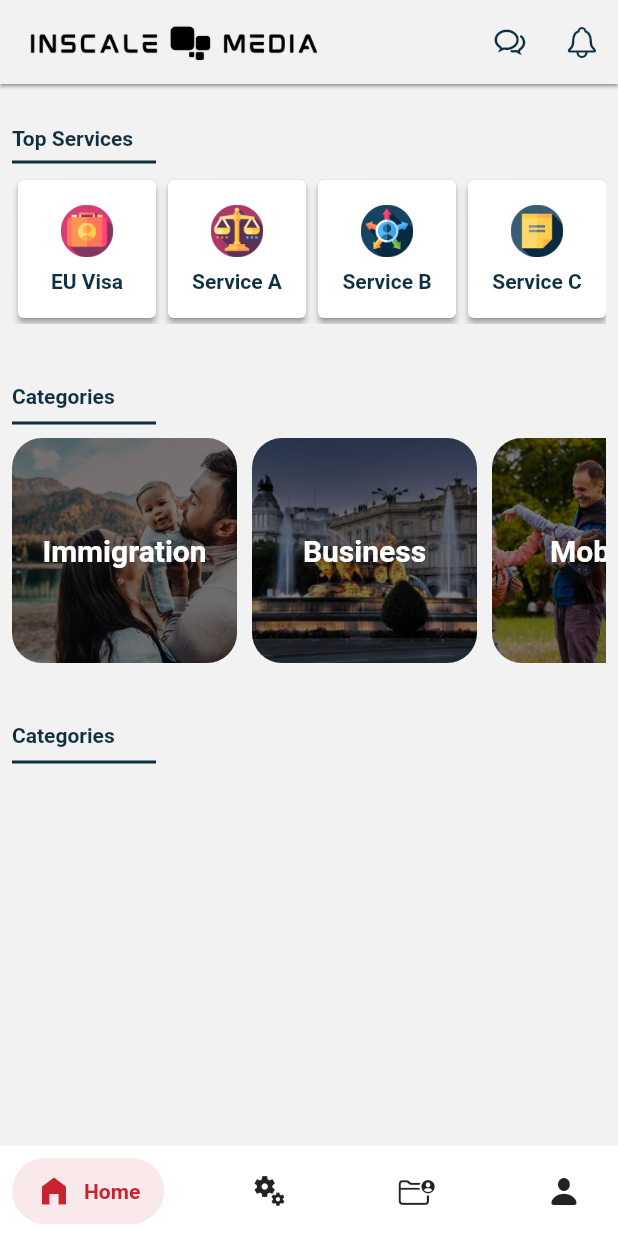
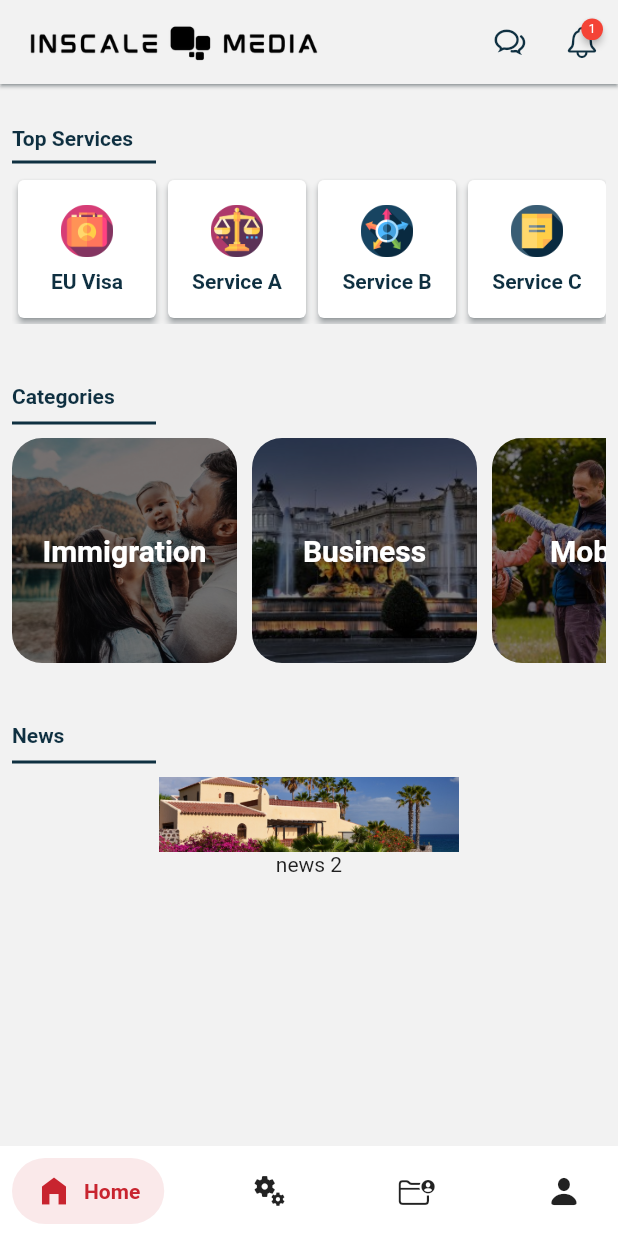
Before and after one commit to bobcop88/law-client-app, a Flutter app: the screen it shows once a user with an empty profile is signed in, on a phone screen of 412 x 824 dp. Run offline on Flutter 3.47's test engine with Material 2 defaults, Android fonts, the phone set to English and light mode, and no system bars; drawn by our look-alikes of badges, salomon_bottom_bar; our stand-ins replace cloud_firestore, email_validator, firebase_auth, firebase_core, firebase_storage, flutter_native_splash and 1 more; accounts and stored records are empty; generated files the repository leaves out were written again.

Commit message:
client-app

```diff
--- a/lib/pages/app_pages/chat/chat_main_page.dart
+++ b/lib/pages/app_pages/chat/chat_main_page.dart
@@ -201,8 +201,8 @@ class _ChatPageState extends State<ChatPage> {
 
   void sendMessage() async {
     FocusScope.of(context).unfocus();
-    await DatabaseChat()
-        .startChat(widget.id, 'first', _messageController.text.trim());
+    await DatabaseChat().startChat(widget.id, 'rVu8FOvKC3aoBcOiq4FKinZY42p1',
+        _messageController.text.trim());
     _messageController.clear();
   }
 }
--- a/lib/pages/app_pages/home_first.dart
+++ b/lib/pages/app_pages/home_first.dart
@@ -291,7 +291,7 @@ class _HomeFirstState extends State<HomeFirst> {
           Row(
             children: const [
               Text(
-                'Categories',
+                'News',
                 style: TextStyle(
                     color: Color.fromRGBO(15, 48, 65, 1),
                     fontWeight: FontWeight.bold),
@@ -304,6 +304,32 @@ class _HomeFirstState extends State<HomeFirst> {
             endIndent: 300,
             height: 20.0,
           ),
+          SingleChildScrollView(
+            scrollDirection: Axis.horizontal,
+            child: Row(
+              children: [
+                Container(
+                  // decoration: BoxDecoration(
+                  //   image: DecorationImage(
+                  //       image: AssetImage('assets/images/news_1.jpeg')),
+                  // ),
+                  width: 200,
+                  height: 100,
+                  child: Column(
+                    children: [
+                      Image.asset(
+                        'assets/images/news_1.jpeg',
+                        height: 50,
+                        width: 200,
+                        fit: BoxFit.cover,
+                      ),
+                      Text('news 2'),
+                    ],
+                  ),
+                ),
+              ],
+            ),
+          ),
         ],
       ),
     );
--- a/lib/pages/homepage/home_page.dart
+++ b/lib/pages/homepage/home_page.dart
@@ -1,9 +1,14 @@
+import 'dart:async';
+
+import 'package:badges/badges.dart';
+import 'package:cloud_firestore/cloud_firestore.dart';
 import 'package:firebase_auth/firebase_auth.dart';
 import 'package:flutter/cupertino.dart';
 import 'package:flutter/material.dart';
 import 'package:new_client_app/pages/app_pages/chat/chat_main_page.dart';
 import 'package:new_client_app/pages/app_pages/home_first.dart';
 import 'package:new_client_app/pages/app_pages/my_services_page.dart';
+import 'package:new_client_app/pages/app_pages/notifications/notifications_page.dart';
 import 'package:new_client_app/pages/app_pages/profile_page.dart';
 import 'package:new_client_app/pages/app_pages/services_page.dart';
 import 'package:salomon_bottom_bar/salomon_bottom_bar.dart';
@@ -19,6 +24,17 @@ class _HomePageState extends State<HomePage> {
   int _selectedIndex = 0;
   final PageController menuController = PageController();
   final userId = FirebaseAuth.instance.currentUser!.uid;
+  bool showNewChatMessage = false;
+  Timer? timer;
+
+  @override
+  void initState() {
+    super.initState();
+    timer = Timer.periodic(
+      const Duration(seconds: 10),
+      (_) => checkNewChat(),
+    );
+  }
 
   void pageChanged(int index) {
     setState(() {
@@ -30,6 +46,12 @@ class _HomePageState extends State<HomePage> {
     setState(() {
       _selectedIndex = index;
     });
+  }
+
+  @override
+  void dispose() {
+    timer?.cancel();
+    super.dispose();
   }
 
   @override
@@ -49,22 +71,38 @@ class _HomePageState extends State<HomePage> {
           ],
         ),
         actions: [
-          IconButton(
+          Badge(
+            badgeContent: const Text(
+              '1',
+              style: TextStyle(fontSize: 8, color: Colors.white),
+            ),
+            position: BadgePosition.topEnd(top: 10, end: 10),
+            showBadge: showNewChatMessage ? true : false,
+            child: IconButton(
               icon: const Icon(CupertinoIcons.chat_bubble_2),
               color: const Color.fromRGBO(15, 48, 65, 1),
               onPressed: () {
+                updateLastMessage();
                 Navigator.of(context).push(MaterialPageRoute(
                     builder: (context) => ChatPage(id: userId)));
+                checkNewChat();
               },
             ),
-          IconButton(
+          ),
+          Badge(
+            badgeContent: const Text(
+              '1',
+              style: TextStyle(fontSize: 8, color: Colors.white),
+            ),
+            position: BadgePosition.topEnd(top: 10, end: 10),
+            child: IconButton(
               icon: const Icon(CupertinoIcons.bell),
               color: const Color.fromRGBO(15, 48, 65, 1),
-            tooltip: 'pressed',
               onPressed: () {
-              print('pressed');
-              Text('test');
+                Navigator.of(context).push(MaterialPageRoute(
+                    builder: (context) => NotificationsPage()));
               },
+            ),
           ),
         ],
       ),
@@ -138,52 +176,33 @@ class _HomePageState extends State<HomePage> {
             _onItemTapped(_selectedIndex);
             menuController.jumpToPage(_selectedIndex);
           },
-          // backgroundColor: Colors.white,
-          // selectedItemColor: Color.fromRGBO(253, 69, 77, 1),
-          // selectedIconTheme: IconThemeData(
-          //   color: Color.fromRGBO(253, 69, 77, 1),
-          // ),
-          // showUnselectedLabels: false,
         ),
       ),
     );
   }
+
+  void checkNewChat() {
+    FirebaseFirestore.instance
+        .collection('chats')
+        .doc(userId)
+        .get()
+        .then((value) {
+      if (value.data()!['isRead'] == false) {
+        setState(() {
+          showNewChatMessage = true;
+        });
+      } else {
+        setState(() {
+          showNewChatMessage = false;
+        });
+      }
+    });
   }
 
-// BoxDecoration(
-//           border: Border(top: BorderSide(color: Colors.grey)),
-//         ),
-//         child: BottomNavigationBar(
-//           // height: 60.0,
-//           items: const [
-//             BottomNavigationBarItem(
-//               icon: Icon(
-//                 Icons.home_filled,
-//               ),
-//               label: 'Home',
-//             ),
-//             BottomNavigationBarItem(
-//               icon: Icon(
-//                 Icons.miscellaneous_services_outlined,
-//               ),
-//               label: 'Services',
-//             ),
-//             BottomNavigationBarItem(
-//               icon: Icon(
-//                 Icons.contact_support_outlined,
-//               ),
-//               label: 'Contact',
-//             ),
-//           ],
-//           currentIndex: _selectedIndex,
-//           onTap: (_selectedIndex) {
-//             _onItemTapped(_selectedIndex);
-//             menuController.jumpToPage(_selectedIndex);
-//           },
-//           backgroundColor: Colors.white,
-//           selectedItemColor: Color.fromRGBO(253, 69, 77, 1),
-//           selectedIconTheme: IconThemeData(
-//             color: Color.fromRGBO(253, 69, 77, 1),
-//           ),
-//           showUnselectedLabels: false,
-//         ),
+  void updateLastMessage() {
+    FirebaseFirestore.instance
+        .collection('chats')
+        .doc(userId)
+        .update({'isRead': true});
+  }
+}
--- a/pubspec.yaml
+++ b/pubspec.yaml
@@ -46,6 +46,7 @@ dependencies:
   salomon_bottom_bar: ^3.3.1
   file_picker: ^4.6.1
   image_picker: ^0.8.5+3
+  badges: ^2.0.3
 
 dev_dependencies:
   flutter_test:
```
Also changed, not shown: lib/pages/app_pages/notifications/notifications_page.dart (added, +24 -0 lines), lib/utils/users/user_class.dart (+0 -28 lines), assets/images/news_1.jpeg (added), assets/images/news_2.jpeg (added), pubspec.lock. Lines whose indentation alone changed are shown as unchanged.
